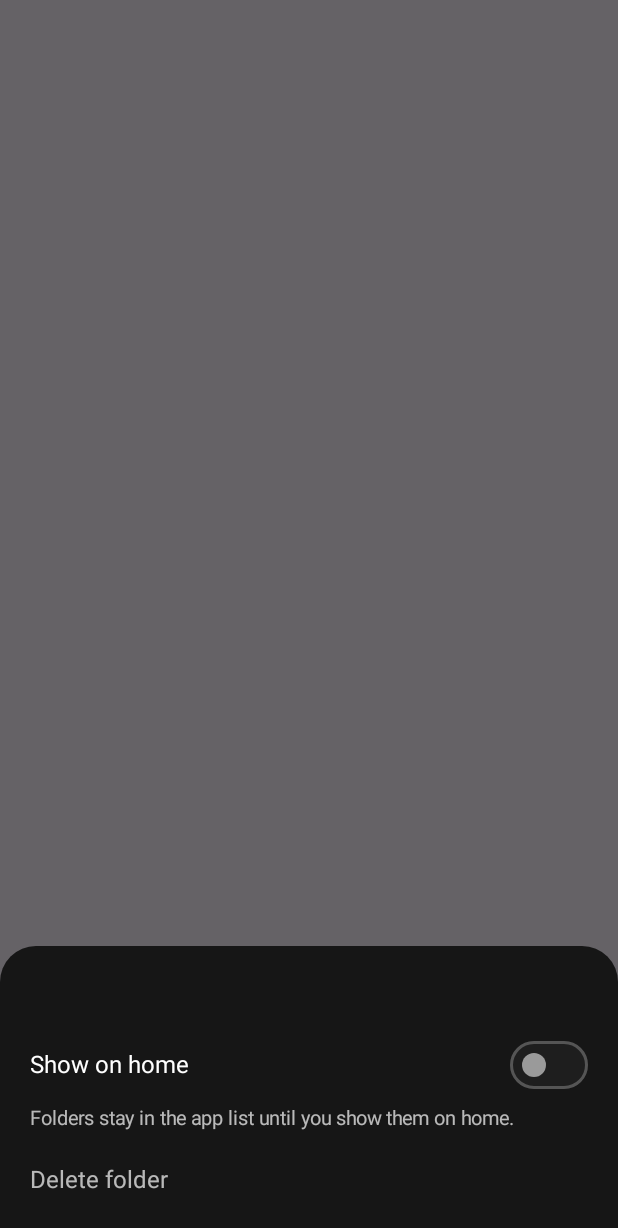
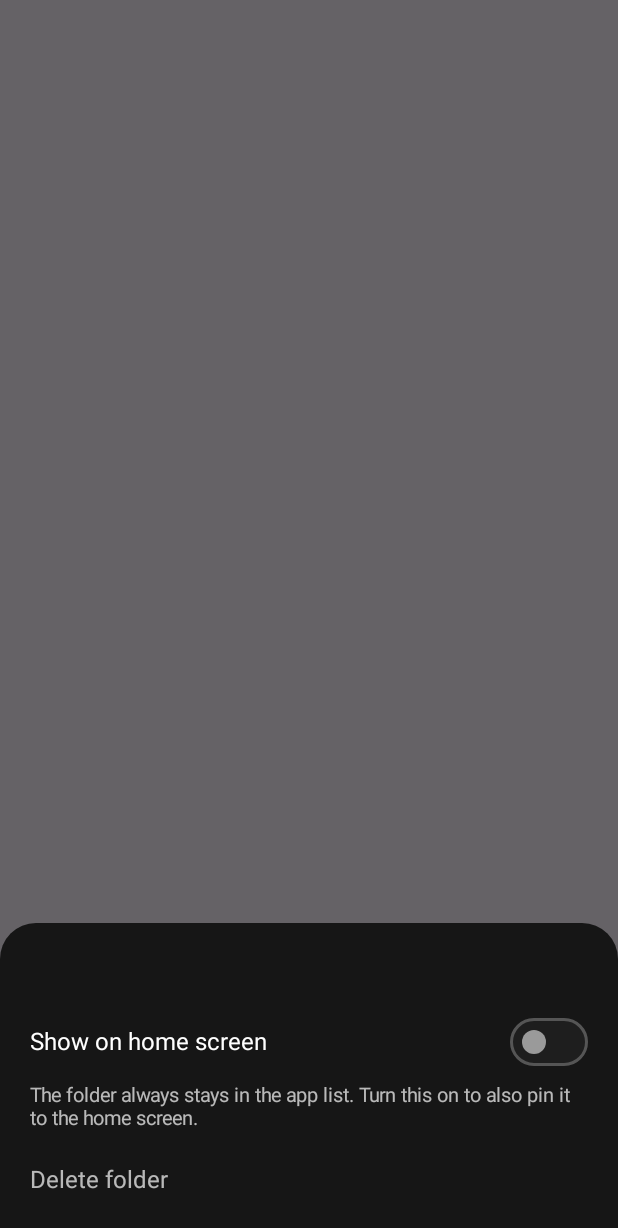
Before and after one commit to D4NZ-jpg/minimalist-launcher, an Android app built with Jetpack Compose: the composable FolderSheet called with empty values, on a phone screen of 412 x 824 dp. Shown: the top 1228 px of the screen. Run offline under Robolectric (Android 15) with nearby library versions, the phone set to English and light mode, and no system bars.

Commit message:
ui-climb folders round 2: visible folder options button, clearer wording, shared list-filter rule

```diff
--- a/app/src/main/java/dev/minimalist/launcher/LauncherUi.kt
+++ b/app/src/main/java/dev/minimalist/launcher/LauncherUi.kt
@@ -1,4 +1,8 @@
 package dev.minimalist.launcher
+
+/** Apps shown in the main list: not hidden, and (unless the user opted in) not inside any folder. */
+fun visibleApps(all: List<AppEntry>, hidden: Set<String>, foldered: Set<String>, showFoldered: Boolean) =
+    all.filter { it.key !in hidden && (showFoldered || it.key !in foldered) }
 
 data class FolderUi(val name: String, val apps: List<AppEntry>)
 
--- a/app/src/main/java/dev/minimalist/launcher/LauncherViewModel.kt
+++ b/app/src/main/java/dev/minimalist/launcher/LauncherViewModel.kt
@@ -71,7 +71,7 @@ class LauncherViewModel(private val app: Application) : AndroidViewModel(app) {
 
     private fun updateResults() {
         val q = query.trim().lowercase()
-        results = if (q.isEmpty()) all.filter { it.key !in hiddenKeys && (showFolderedApps || it.key !in folderedKeys) }
+        results = if (q.isEmpty()) visibleApps(all, hiddenKeys, folderedKeys, showFolderedApps)
         else all.filter { it.label.lowercase().contains(q) }
             .sortedWith(compareBy({ !it.label.lowercase().startsWith(q) }, { it.label.lowercase() }))
     }
--- a/app/src/main/java/dev/minimalist/launcher/Sheets.kt
+++ b/app/src/main/java/dev/minimalist/launcher/Sheets.kt
@@ -115,6 +115,7 @@ fun AppSheet(app: AppEntry, s: LauncherState, a: LauncherActions, onDismiss: ()
                 ),
                 keyboardOptions = KeyboardOptions(imeAction = ImeAction.Done),
                 keyboardActions = KeyboardActions(onDone = { a.newFolder(app, name); creating = false; name = "" }),
+                supportingText = { Text("${app.label} will be added to this folder.", color = Dim) },
                 trailingIcon = { TextButton({ a.newFolder(app, name); creating = false; name = "" }, colors = ButtonDefaults.textButtonColors(contentColor = Color.White)) { Text("Create") } },
             )
         }
@@ -130,9 +131,9 @@ fun FolderSheet(folder: String, s: LauncherState, a: LauncherActions, onDismiss:
     val i = s.homeFolders.indexOfFirst { it.name == folder }
     SheetHost(onDismiss) {
         SheetTitle(folder)
-        ToggleRow("Show on home", i >= 0) { a.toggleHomeFolder(folder) }
+        ToggleRow("Show on home screen", i >= 0) { a.toggleHomeFolder(folder) }
         Text(
-            if (i >= 0) "This folder is on the home screen. Drag it there to reorder." else "Folders stay in the app list until you show them on home.",
+            if (i >= 0) "Shown on the home screen. Long-press and drag it there to reorder." else "The folder always stays in the app list. Turn this on to also pin it to the home screen.",
             color = Dim, fontSize = 13.sp, modifier = Modifier.padding(bottom = 4.dp),
         )
         Text(
```
Also changed, not shown: app/src/main/java/dev/minimalist/launcher/MainActivity.kt (+5 -3 lines), 1 other file.
